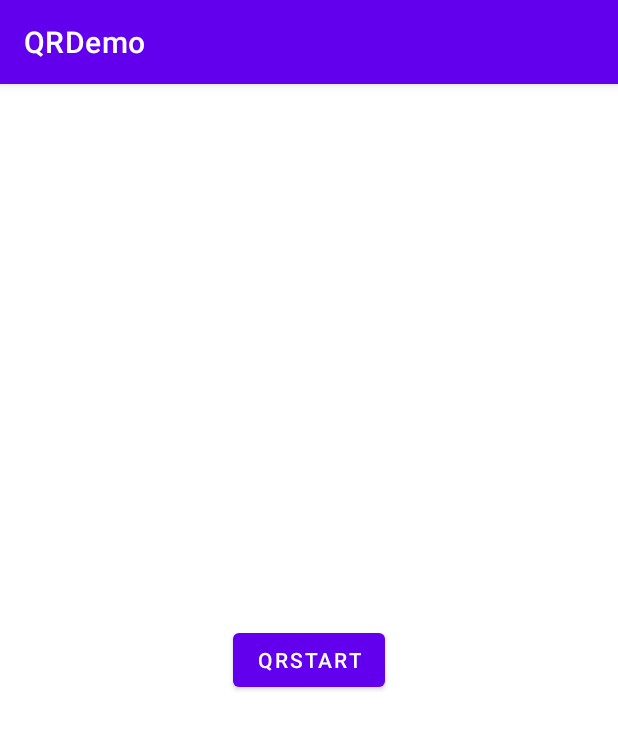
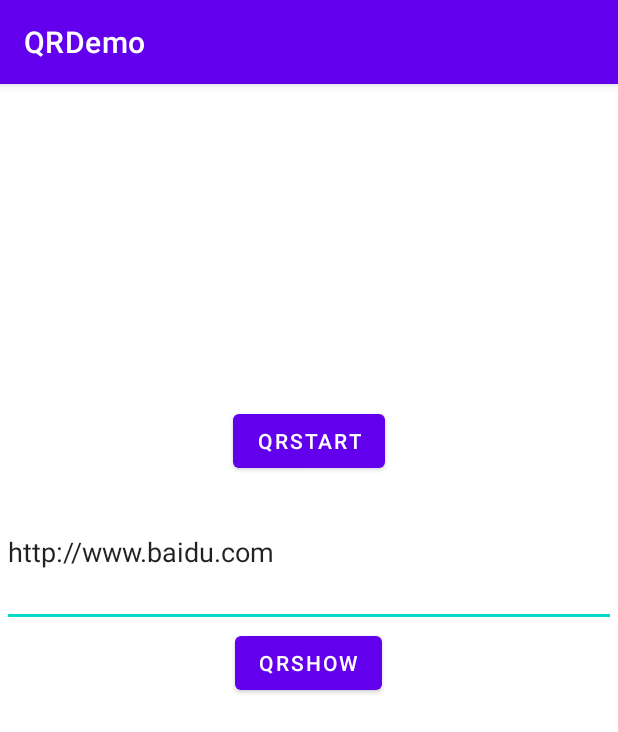
Before and after one commit to soapgu/QRDemo, an Android app: the screen it shows after launch (MainActivity), on a phone screen of 412 x 824 dp. Shown: the top 732 px of the screen. Run offline under Robolectric (Android 15) with nearby library versions, the phone set to English and light mode, and no system bars.

Commit message:
增加二维码生成功能

```diff
--- a/app/src/main/java/com/soapdemo/qrdemo/MainActivity.java
+++ b/app/src/main/java/com/soapdemo/qrdemo/MainActivity.java
@@ -9,13 +9,18 @@ import android.Manifest;
 import android.content.Intent;
 import android.content.pm.PackageManager;
 import android.os.Bundle;
+import android.widget.TextView;
 import android.widget.Toast;
 
+import com.google.zxing.BarcodeFormat;
+import com.google.zxing.client.android.Contents;
+import com.google.zxing.client.android.Intents;
 import com.google.zxing.integration.android.IntentIntegrator;
 import com.google.zxing.integration.android.IntentResult;
 
 public class MainActivity extends AppCompatActivity {
 
+    private TextView input;
     ActivityResultLauncher<Intent> mGetQRCode = registerForActivityResult(
             new ActivityResultContracts.StartActivityForResult(),
             result -> {
@@ -29,16 +34,22 @@ public class MainActivity extends AppCompatActivity {
             });
 
     ActivityResultLauncher<String> mRequestPermission = registerForActivityResult( new ActivityResultContracts.RequestPermission() ,
-            result -> {
-                Toast.makeText( getApplicationContext() , result ? "同意,请重试":"拒绝", Toast.LENGTH_SHORT).show();
-            });
+            result -> Toast.makeText( getApplicationContext() , result ? "同意,请重试":"拒绝", Toast.LENGTH_SHORT).show());
 
 
     @Override
     protected void onCreate(Bundle savedInstanceState) {
         super.onCreate(savedInstanceState);
         setContentView(R.layout.activity_main);
-        this.findViewById(R.id.button).setOnClickListener( v -> {
+        this.input = this.findViewById(R.id.tv_input);
+        this.findViewById(R.id.button).setOnClickListener( v -> scanQRCode());
+        this.findViewById(R.id.button_show).setOnClickListener( v -> showQRCode());
+    }
+
+    /**
+     * 从摄像头扫描二维码
+     */
+    private void scanQRCode(){
         if (ContextCompat.checkSelfPermission(this, Manifest.permission.CAMERA) == PackageManager.PERMISSION_GRANTED) {
             IntentIntegrator integrator = new IntentIntegrator(this);
             integrator.setSingleTargetApplication(this.getPackageName());
@@ -47,6 +58,23 @@ public class MainActivity extends AppCompatActivity {
         else {
             mRequestPermission.launch( Manifest.permission.CAMERA );
         }
-        } );
+    }
+
+    private void showQRCode(){
+        String qrInput = String.valueOf( this.input.getText() );
+        if( !qrInput.isEmpty() ){
+            Intent intent = buildEncodeIntent(Contents.Type.TEXT,this.getPackageName());
+            intent.putExtra(Intents.Encode.DATA, qrInput);
+            startActivity(intent);
         }
     }
+
+    private static Intent buildEncodeIntent(String type , String packageName) {
+        Intent intent = new Intent(Intents.Encode.ACTION);
+        intent.setPackage(packageName);
+        intent.addFlags(Intents.FLAG_NEW_DOC);
+        intent.putExtra(Intents.Encode.TYPE, type);
+        intent.putExtra(Intents.Encode.FORMAT, BarcodeFormat.QR_CODE.toString());
+        return intent;
+    }
+}
--- a/app/src/main/res/layout/activity_main.xml
+++ b/app/src/main/res/layout/activity_main.xml
@@ -6,13 +6,39 @@
     android:layout_height="match_parent"
     tools:context=".MainActivity">
 
-    <Button
-        android:id="@+id/button"
-        android:layout_width="wrap_content"
-        android:layout_height="wrap_content"
-        android:text="@string/QRStart"
+    <LinearLayout
+        android:layout_width="409dp"
+        android:layout_height="340dp"
+        android:orientation="vertical"
         app:layout_constraintBottom_toBottomOf="parent"
         app:layout_constraintEnd_toEndOf="parent"
         app:layout_constraintStart_toStartOf="parent"
-        app:layout_constraintTop_toTopOf="parent" />
+        app:layout_constraintTop_toTopOf="parent">
+
+        <Button
+            android:layout_gravity="center_horizontal"
+            android:id="@+id/button"
+            android:layout_width="wrap_content"
+            android:layout_height="wrap_content"
+            android:text="@string/QRStart" />
+
+        <EditText
+            android:id="@+id/tv_input"
+            android:layout_gravity="center_horizontal"
+            android:layout_width="match_parent"
+            android:layout_height="100dp"
+            android:ems="10"
+            android:text="@string/sampleInput"
+            android:autofillHints="none"
+            android:inputType="text"
+            tools:ignore="LabelFor" />
+
+
+        <Button
+            android:id="@+id/button_show"
+            android:layout_gravity="center_horizontal"
+            android:layout_width="wrap_content"
+            android:layout_height="wrap_content"
+            android:text="@string/QRShow" />
+    </LinearLayout>
 </androidx.constraintlayout.widget.ConstraintLayout>
--- a/app/src/main/res/values/strings.xml
+++ b/app/src/main/res/values/strings.xml
@@ -1,4 +1,6 @@
 <resources>
     <string name="app_name">QRDemo</string>
-    <string name="QRStart">QRStart</string>
+    <string name="QRStart" translatable="false">QRStart</string>
+    <string name="QRShow" translatable="false">QRShow</string>
+    <string name="sampleInput" translatable="false">http://www.baidu.com</string>
 </resources>
```
Also changed, not shown: app/build.gradle (+4 -3 lines). Lines whose indentation alone changed are shown as unchanged.
